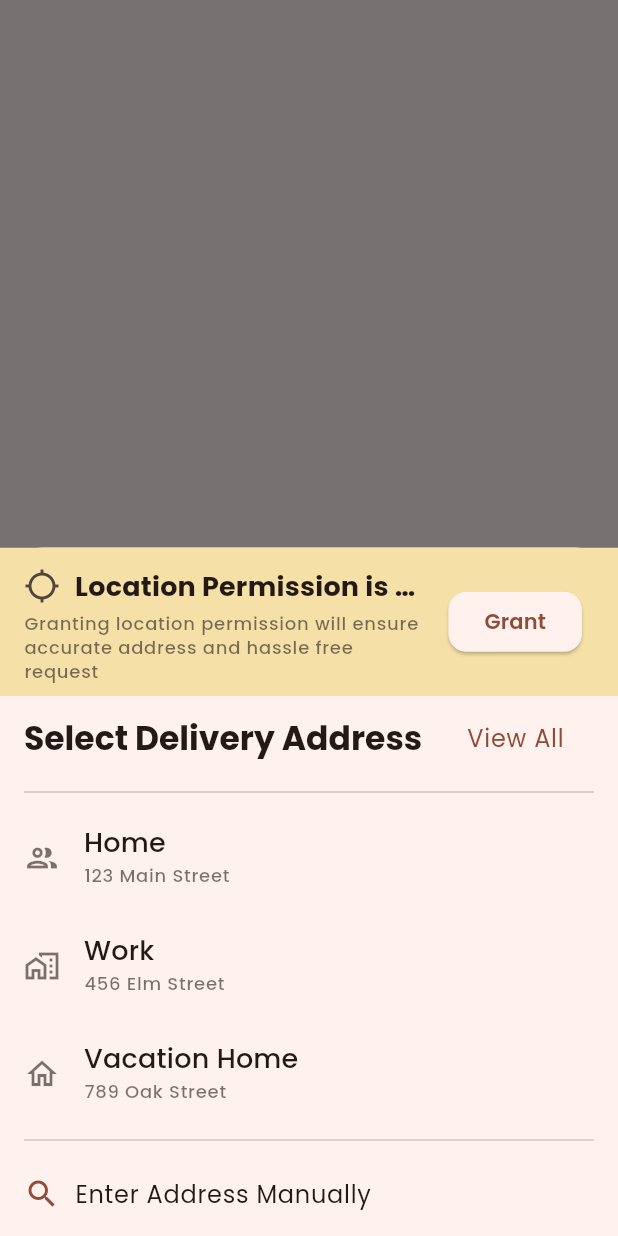
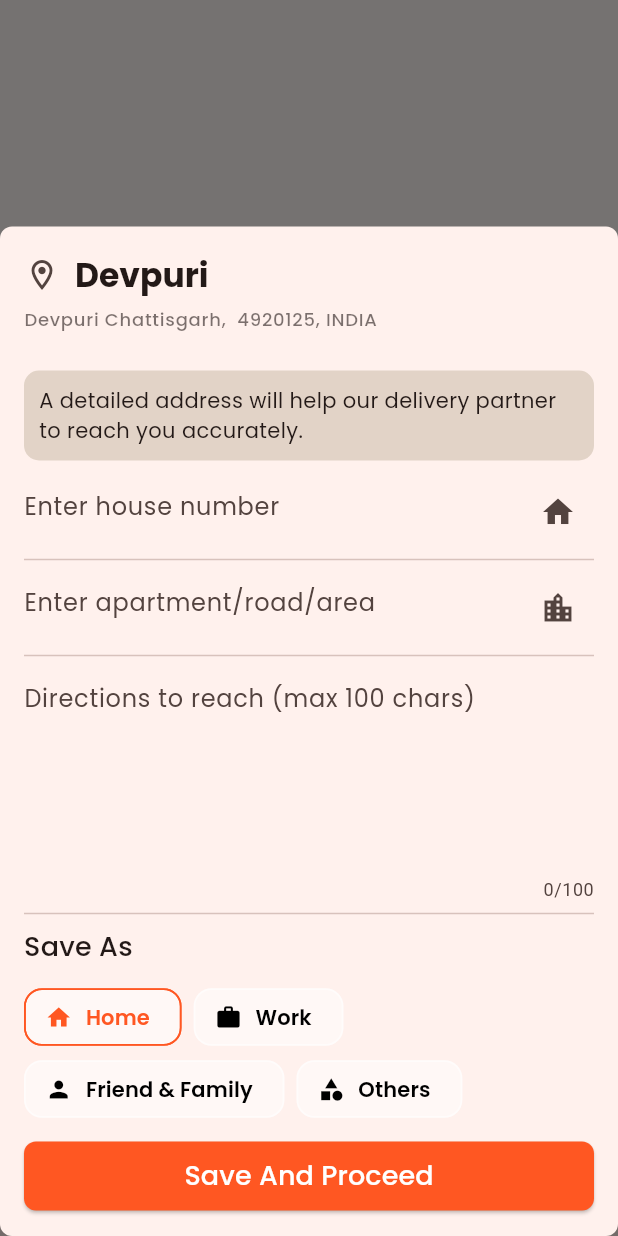
Before and after one commit to Ayesavi/scrapwala-dev, a Flutter app: the screen it shows after launch, after a tap on "Get Started", on a phone screen of 412 x 824 dp. Run offline on Flutter 3.47's test engine with Material 3 defaults, Android fonts, the phone set to English and light mode, and no system bars; our stand-ins replace firebase_core, flutter_riverpod, freezed_annotation, google_fonts, pinput; accounts and stored records are empty.

Commit message:
fix Location bottomsheet and form #6

```diff
--- a/lib/features/auth/screens/home_screen.dart
+++ b/lib/features/auth/screens/home_screen.dart
@@ -1,8 +1,7 @@
 import 'package:flutter/material.dart';
 import 'package:scrapwala_dev/features/auth/widgets/title_medium.dart';
 import 'package:scrapwala_dev/models/address_model/address_model.dart';
-import 'package:scrapwala_dev/widgets/address_category_chip.dart';
-import 'package:scrapwala_dev/widgets/location_bottomsheet.dart';
+import 'package:scrapwala_dev/widgets/location_form_bottomsheet.dart';
 
 class HomeScreen extends StatefulWidget {
   const HomeScreen({super.key});
@@ -15,15 +14,7 @@ class _HomeScreenState extends State<HomeScreen> {
   @override
   Widget build(BuildContext context) {
     return Scaffold(
-      body: const Column(
-        mainAxisAlignment: MainAxisAlignment.end,
-        crossAxisAlignment: CrossAxisAlignment.center,
-        children: [
-          ChipWidget(label: "Home", isSelected: true, icon: Icons.home)
-        ],
-      ),
       bottomNavigationBar: BottomAppBar(
-        surfaceTintColor: Colors.white,
         child: ElevatedButton(
             style: ElevatedButton.styleFrom(
               shape: RoundedRectangleBorder(
@@ -31,10 +22,11 @@ class _HomeScreenState extends State<HomeScreen> {
               backgroundColor: Colors.deepOrange,
             ),
             onPressed: () {
-              showBottomLocationSheet(context,
-                  isDismissable: false,
-                  isLocationPermissionGranted: false,
-                  addresses: _buildRandomAddressModels());
+              // showBottomLocationSheet(context,
+              //     isDismissable: false,
+              //     isLocationPermissionGranted: false,
+              //     addresses: _buildRandomAddressModels());
+              showLocationFormBottomSheet(context);
               // Navigator.push(context,
               //     MaterialPageRoute(builder: (context) => LoginScreen()));
             },
--- a/lib/main.dart
+++ b/lib/main.dart
@@ -1,10 +1,11 @@
 import 'package:flutter/material.dart';
+import 'package:flutter_riverpod/flutter_riverpod.dart';
 import 'package:google_fonts/google_fonts.dart';
 import 'package:scrapwala_dev/features/auth/screens/home_screen.dart';
 import 'package:scrapwala_dev/features/auth/widgets/text_theme.dart';
 
 void main() {
-  runApp(const MyApp());
+  runApp(const ProviderScope(child: MyApp()));
 }
 
 class MyApp extends StatelessWidget {
@@ -16,7 +17,18 @@ class MyApp extends StatelessWidget {
       title: 'Flutter Demo',
       theme: ThemeData(
         textTheme: GoogleFonts.poppinsTextTheme(TextThemes.textTheme),
-        colorScheme: ColorScheme.fromSeed(seedColor: Colors.deepOrange),
+        colorScheme: ColorScheme.fromSeed(
+          seedColor: Colors.deepOrange,
+          primary: Colors.deepOrange,
+        ),
+        useMaterial3: true,
+      ),
+      darkTheme: ThemeData(
+        textTheme: GoogleFonts.poppinsTextTheme(TextThemes.textTheme),
+        colorScheme: ColorScheme.fromSeed(
+            primary: Colors.deepOrange,
+            seedColor: Colors.deepOrange,
+            brightness: Brightness.dark),
         useMaterial3: true,
       ),
       home: const HomeScreen(),
--- a/lib/models/address_model/address_model.dart
+++ b/lib/models/address_model/address_model.dart
@@ -1,3 +1,4 @@
+import 'package:flutter/material.dart';
 import 'package:freezed_annotation/freezed_annotation.dart';
 
 part 'address_model.freezed.dart';
@@ -30,4 +31,20 @@ extension GetBool on AddressCategory {
   bool get isFriend => this == AddressCategory.friend;
   bool get isHouse => this == AddressCategory.house;
   bool get isOffice => this == AddressCategory.office;
+
+  String get toName {
+    return switch (this) {
+      AddressCategory.friend => 'Friends and Family',
+      AddressCategory.house => 'Home',
+      AddressCategory.office => 'Work',
+    };
+  }
+
+  IconData get toIcon {
+    return switch (this) {
+      AddressCategory.friend => (Icons.person_outline),
+      AddressCategory.house => (Icons.home_outlined),
+      AddressCategory.office => (Icons.work_outline),
+    };
+  }
 }
--- a/lib/widgets/address_category_chip.dart
+++ b/lib/widgets/address_category_chip.dart
@@ -5,17 +5,22 @@ class ChipWidget extends StatelessWidget {
   final String label;
   final bool isSelected;
   final IconData icon;
+  final VoidCallback? onTap;
 
   const ChipWidget({
     super.key,
     required this.label,
+    this.onTap,
     required this.isSelected,
     required this.icon,
   });
 
   @override
   Widget build(BuildContext context) {
-    return Chip(
+    return InkWell(
+      borderRadius: BorderRadius.circular(12),
+      onTap: onTap,
+      child: Chip(
         padding: const EdgeInsets.symmetric(horizontal: 12, vertical: 8),
         label: LabelLarge(
           text: label,
@@ -23,18 +28,20 @@ class ChipWidget extends StatelessWidget {
               isSelected ? Theme.of(context).colorScheme.primary : Colors.black,
         ),
         side: BorderSide(
-            color: isSelected
-                ? Theme.of(context).colorScheme.primary
-                : Colors.white30,
-            width: 1.2),
-        shape: RoundedRectangleBorder(borderRadius: BorderRadius.circular(12)),
+          color: isSelected
+              ? Theme.of(context).colorScheme.primary
+              : Colors.white30,
+          width: 1.2,
+        ),
+        shape: RoundedRectangleBorder(
+          borderRadius: BorderRadius.circular(12),
+        ),
         avatar: Icon(
           icon,
           color:
               isSelected ? Theme.of(context).colorScheme.primary : Colors.black,
         ),
-        backgroundColor: isSelected
-            ? Theme.of(context).colorScheme.primary.withOpacity(.2)
-            : Colors.grey[100]);
+      ),
+    );
   }
 }
--- /dev/null
+++ b/lib/widgets/app_filled_button.dart
@@ -0,0 +1,27 @@
+import 'package:flutter/material.dart';
+import 'package:flutter_riverpod/flutter_riverpod.dart';
+import 'package:scrapwala_dev/features/auth/widgets/title_medium.dart';
+
+class AppFilledButton extends ConsumerWidget {
+  const AppFilledButton({super.key, this.onTap, required this.label});
+  final VoidCallback? onTap;
+  final String label;
+
+  @override
+  Widget build(BuildContext context, WidgetRef ref) {
+    return SizedBox(
+      width: double.infinity,
+      child: ElevatedButton(
+          style: ElevatedButton.styleFrom(
+            padding: const EdgeInsets.all(10),
+            shape:
+                RoundedRectangleBorder(borderRadius: BorderRadius.circular(8)),
+            backgroundColor: Theme.of(context).colorScheme.primary,
+          ),
+          onPressed: onTap,
+          child: TitleMedium(
+            text: label,
+          )),
+    );
+  }
+}
--- a/lib/widgets/location_bottomsheet.dart
+++ b/lib/widgets/location_bottomsheet.dart
@@ -1,6 +1,6 @@
 import 'package:flutter/material.dart';
 import 'package:scrapwala_dev/models/address_model/address_model.dart';
-import 'package:scrapwala_dev/widgets/address_tile.dart';
+import 'package:scrapwala_dev/widgets/address_category_chip.dart';
 import 'package:scrapwala_dev/widgets/text_widgets.dart';
 
 void showBottomLocationSheet(
@@ -43,99 +43,106 @@ class _LocationBottomSheetContent extends StatelessWidget {
 
   @override
   Widget build(BuildContext context) {
-    return Container(
-      decoration: const BoxDecoration(
-        borderRadius: BorderRadius.only(
-          topLeft: Radius.circular(12.0),
-          topRight: Radius.circular(12.0),
+    return FractionallySizedBox(
+      heightFactor: 0.9, // Cover 90% of the screen height
+      child: SingleChildScrollView(
+        child: Padding(
+          padding: EdgeInsets.only(
+            bottom: MediaQuery.of(context).viewInsets.bottom,
+          ),
+          child: Column(
+            crossAxisAlignment: CrossAxisAlignment.start,
+            children: [
+              const ListTile(
+                title: Row(
+                  crossAxisAlignment: CrossAxisAlignment.center,
+                  children: [
+                    Icon(Icons.location_on_outlined),
+                    SizedBox(width: 10),
+                    TitleLarge(
+                      text: "Devpuri",
+                      weight: FontWeight.bold,
+                    ),
+                  ],
+                ),
+                subtitle: Padding(
+                  padding: EdgeInsets.symmetric(vertical: 8),
+                  child: LabelMedium(
+                    text: "Devpuri Chattisgarh,  4920125, INDIA",
                   ),
                 ),
+              ),
+              Padding(
+                padding: const EdgeInsets.all(16.0),
                 child: Column(
-        mainAxisSize: MainAxisSize.min,
+                  crossAxisAlignment: CrossAxisAlignment.start,
                   children: [
-          ListTile(
-            tileColor: Theme.of(context).colorScheme.tertiaryContainer,
-            subtitle: const LabelMedium(
-              text: LocationBottomSheetConstants.locationOfDesc,
-              maxLines: 3,
+                    Container(
+                      margin: const EdgeInsets.symmetric(vertical: 10),
+                      padding: const EdgeInsets.all(10),
+                      decoration: BoxDecoration(
+                        borderRadius: BorderRadius.circular(10),
+                        color: Theme.of(context)
+                            .colorScheme
+                            .tertiary
+                            .withOpacity(0.2),
                       ),
-            title: const Padding(
-              padding: EdgeInsets.symmetric(
-                vertical: 4.0,
                     ),
-              child: Row(
+                    const TextField(
+                      decoration: InputDecoration(
+                        hintText: 'Enter house number',
+                        border: InputBorder.none,
+                        suffixIcon: Icon(Icons.home),
+                      ),
+                    ),
+                    const Divider(),
+                    const TextField(
+                      decoration: InputDecoration(
+                        hintText: 'Enter apartment/road/area',
+                        border: InputBorder.none,
+                        suffixIcon: Icon(Icons.location_city),
+                      ),
+                    ),
+                    const Divider(),
+                    const TextField(
+                      decoration: InputDecoration(
+                        hintText: 'Directions to reach (max 100 chars)',
+                        border: InputBorder.none,
+                      ),
+                      maxLines: 5,
+                      maxLength: 100,
+                    ),
+                    const Text('Save As'),
+                    const Wrap(
                       children: [
-                  Icon(Icons.location_searching_outlined),
-                  SizedBox(
-                    width: 10,
+                        ChipWidget(
+                          label: 'Home',
+                          isSelected: true,
+                          icon: Icons.home,
                         ),
-                  Expanded(
-                    child: TitleMedium(
-                      overflow: TextOverflow.ellipsis,
-                      text: LocationBottomSheetConstants.locationOffText,
-                      weight: FontWeight.bold,
+                        ChipWidget(
+                          label: 'Work',
+                          isSelected: false,
+                          icon: Icons.work,
+                        ),
+                        ChipWidget(
+                          label: 'Friend & Family',
+                          isSelected: false,
+                          icon: Icons.person,
+                        ),
+                        ChipWidget(
+                          label: 'Others',
+                          isSelected: false,
+                          icon: Icons.category,
+                        ),
+                      ],
+                    ),
+                  ],
                 ),
               ),
             ],
           ),
         ),
-            trailing: !isLocationPermissionGranted
-                ? ElevatedButton(
-                    onPressed: onTapLocationPermissionGrant as void Function()?,
-                    style: ElevatedButton.styleFrom(
-                      shape: RoundedRectangleBorder(
-                        borderRadius: BorderRadius.circular(12.0),
-                      ),
-                    ),
-                    child: const Text('Grant'),
-                  )
-                : null,
-          ),
-          ListTile(
-            title: const TitleLarge(
-              text: LocationBottomSheetConstants.selectDeliveryAddress,
-              weight: FontWeight.bold,
-            ),
-            trailing: TextButton(
-                onPressed: () {},
-                child: BodyLarge(
-                    color: Theme.of(context).colorScheme.primary,
-                    text: 'View All')),
-          ),
-          const Padding(
-            padding: EdgeInsets.symmetric(horizontal: 16),
-            child: Divider(),
-          ),
-          if (addresses.isNotEmpty)
-            Column(
-              children: addresses
-                  .map((address) => AddressTile(
-                        model: address,
-                        isSelected: false,
-                        onTap: () {},
-                      ))
-                  .toList(),
-            ),
-          const Padding(
-            padding: EdgeInsets.symmetric(horizontal: 16),
-            child: Divider(),
-          ),
-          ListTile(
-            title: Row(
-              children: [
-                Icon(
-                  Icons.search,
-                  color: Theme.of(context).colorScheme.primary,
-                ),
-                const SizedBox(
-                  width: 10,
-                ),
-                const Text('Enter Address Manually')
-              ],
-            ),
-            onTap: onTapEnterLocationManually as void Function()?,
-          ),
-        ],
       ),
     );
   }
--- /dev/null
+++ b/lib/widgets/location_form_bottomsheet.dart
@@ -0,0 +1,140 @@
+import 'package:flutter/material.dart';
+import 'package:flutter_riverpod/flutter_riverpod.dart';
+import 'package:scrapwala_dev/widgets/address_category_chip.dart';
+import 'package:scrapwala_dev/widgets/app_filled_button.dart';
+import 'package:scrapwala_dev/widgets/text_widgets.dart';
+
+void showLocationFormBottomSheet(
+  BuildContext context,
+) {
+  showModalBottomSheet(
+    context: context,
+    shape: RoundedRectangleBorder(borderRadius: BorderRadius.circular(8)),
+    isScrollControlled: true,
+    builder: (BuildContext context) {
+      return const _LocationFormBottomSheetContent();
+    },
+  );
+}
+
+class _LocationFormBottomSheetContent extends ConsumerWidget {
+  const _LocationFormBottomSheetContent({super.key});
+
+  @override
+  Widget build(BuildContext context, WidgetRef ref) {
+    return Padding(
+      padding: EdgeInsets.only(
+          bottom: MediaQuery.of(context).viewInsets.bottom, top: 10),
+      child: SingleChildScrollView(
+        child: Column(
+          mainAxisSize: MainAxisSize.min,
+          crossAxisAlignment: CrossAxisAlignment.start,
+          children: [
+            const ListTile(
+              title: Row(
+                crossAxisAlignment: CrossAxisAlignment.center,
+                children: [
+                  Icon(Icons.location_on_outlined),
+                  SizedBox(width: 10),
+                  TitleLarge(
+                    text: "Devpuri",
+                    weight: FontWeight.bold,
+                  ),
+                ],
+              ),
+              subtitle: Padding(
+                padding: EdgeInsets.symmetric(vertical: 8),
+                child: LabelMedium(
+                  text: "Devpuri Chattisgarh,  4920125, INDIA",
+                ),
+              ),
+            ),
+            Padding(
+              padding: const EdgeInsets.only(bottom: 16.0, left: 16, right: 16),
+              child: Column(
+                crossAxisAlignment: CrossAxisAlignment.start,
+                children: [
+                  Container(
+                    margin: const EdgeInsets.symmetric(vertical: 10),
+                    padding: const EdgeInsets.all(10),
+                    decoration: BoxDecoration(
+                      borderRadius: BorderRadius.circular(10),
+                      color: Theme.of(context)
+                          .colorScheme
+                          .tertiary
+                          .withOpacity(0.2),
+                    ),
+                    child: const Text(
+                        'A detailed address will help our delivery partner to reach you accurately.'),
+                  ),
+                  const TextField(
+                    decoration: InputDecoration(
+                      hintText: 'Enter house number',
+                      border: InputBorder.none,
+                      suffixIcon: Icon(Icons.home),
+                    ),
+                  ),
+                  const Divider(),
+                  const TextField(
+                    decoration: InputDecoration(
+                      hintText: 'Enter apartment/road/area',
+                      border: InputBorder.none,
+                      suffixIcon: Icon(Icons.location_city),
+                    ),
+                  ),
+                  const Divider(),
+                  const TextField(
+                    decoration: InputDecoration(
+                      border: InputBorder.none,
+                      hintText: 'Directions to reach (max 100 chars)',
+                    ),
+                    maxLines: 5,
+                    maxLength: 100,
+                  ),
+                  const Divider(),
+                  const TitleMedium(text: 'Save As'),
+                  const SizedBox(
+                    height: 10,
+                  ),
+                  Wrap(
+                    spacing: 8,
+                    children: [
+                      ChipWidget(
+                        label: 'Home',
+                        isSelected: true,
+                        icon: Icons.home,
+                        onTap: () {},
+                      ),
+                      const ChipWidget(
+                        label: 'Work',
+                        isSelected: false,
+                        icon: Icons.work,
+                      ),
+                      const ChipWidget(
+                        label: 'Friend & Family',
+                        isSelected: false,
+                        icon: Icons.person,
+                      ),
+                      const ChipWidget(
+                        label: 'Others',
+                        isSelected: false,
+                        icon: Icons.category,
+                      ),
+                    ],
+                  ),
+                  const SizedBox(
+                    height: 10,
+                  ),
+                  AppFilledButton(
+                    label: 'Save And Proceed',
+                    onTap: () {},
+                  ),
+                ],
+              ),
+            ),
+          ],
+        ),
+      ),
+    );
+  }
+}
```
Lines whose indentation alone changed are shown as unchanged.
